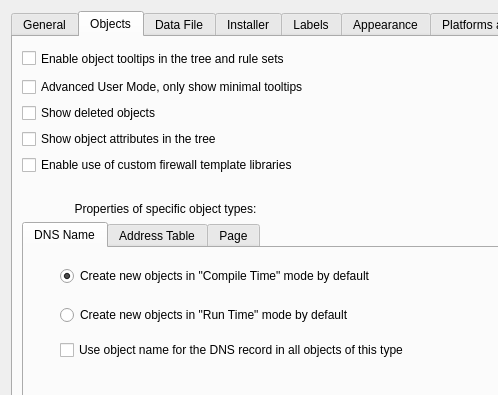
fwbuilder/fwbuilder, file src/libgui/prefsdialog_q.ui: the form before one commit; both pictures show x 0 to 498 and y 0 to 395 of the 793 by 579 pixel window.
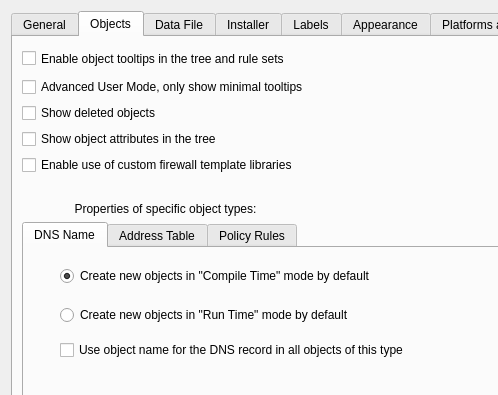
The form after the commit. Icons and pictures are not drawn.

Commit message: Changed tab name (fixed #1809)

What changed in the file:
```diff
--- a/src/libgui/prefsdialog_q.ui
+++ b/src/libgui/prefsdialog_q.ui
@@ -477,7 +477,7 @@
          </widget>
          <widget class="QWidget" name="tab">
           <attribute name="title">
-           <string>Page</string>
+           <string>Policy Rules</string>
           </attribute>
           <layout class="QVBoxLayout" name="verticalLayout_2">
            <item>
```
